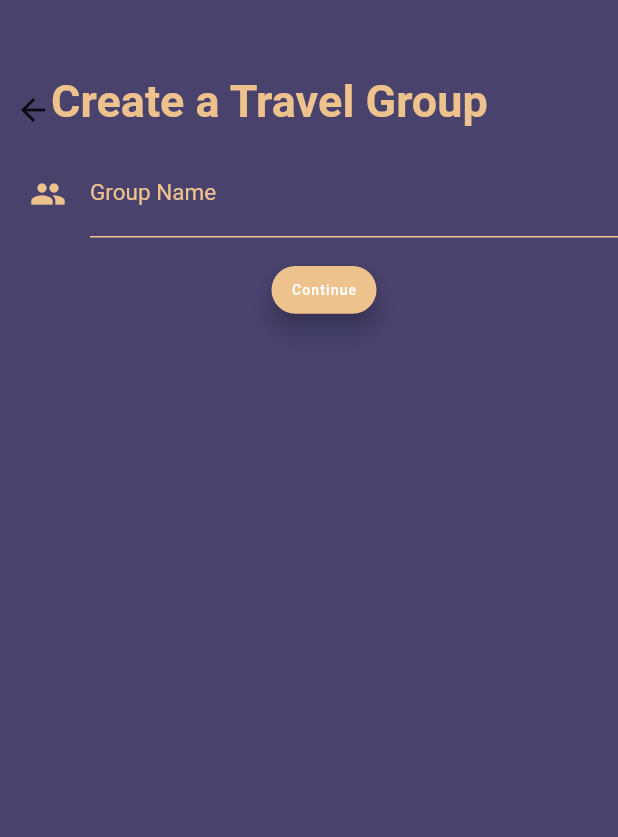
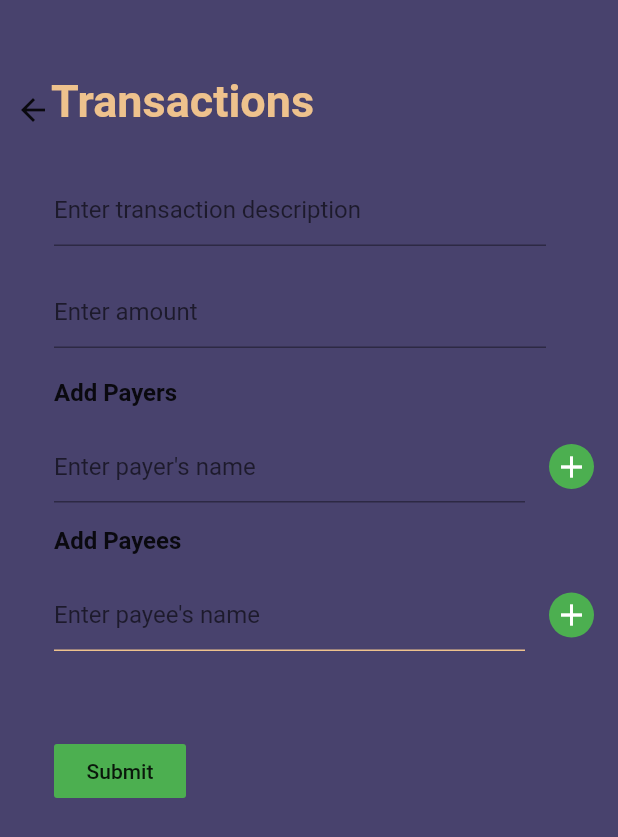
Before and after one commit to marcuspeh/Splitlux, a Flutter app: the screen it shows after launch, on a phone screen of 412 x 824 dp. Shown: the top 837 px of the screen. Run offline on Flutter 3.47's test engine with Material 2 defaults, Android fonts, the phone set to English and light mode, and no system bars; missing offline and left inert: dart:ffi.

Commit message:
Add partially functionaL GroupTransactionView

```diff
--- /dev/null
+++ b/frontend/lib/GroupTransactionView.dart
@@ -0,0 +1,331 @@
+import 'dart:ffi';
+
+import 'package:flutter/material.dart';
+import 'package:frontend/GroupView.dart';
+import 'package:frontend/constants.dart';
+
+class GroupTransactionView extends StatefulWidget {
+  @override
+  _GroupTransactionViewState createState() => _GroupTransactionViewState();
+}
+
+class _GroupTransactionViewState extends State<GroupTransactionView> {
+  final _formKey = GlobalKey<FormState>();
+  late TextEditingController _nameController;
+  late TextEditingController _amountController;
+  static List<String?> payerList = [null];
+  static List<String?> payeeList = [null];
+
+  @override
+  void initState() {
+    super.initState();
+    _nameController = TextEditingController();
+    _amountController = TextEditingController();
+  }
+
+  @override
+  void dispose() {
+    _nameController.dispose();
+    _amountController.dispose();
+    super.dispose();
+  }
+
+  @override
+  Widget build(BuildContext context) {
+    final Size size = MediaQuery.of(context).size;
+    return Scaffold(
+      backgroundColor: purple,
+      body: Stack(
+        children: [
+          Positioned(
+            top: 50,
+            left: 10,
+            child: transactionAndBack(),
+          ),
+          Container(
+            child: formContents(),
+            margin: EdgeInsets.fromLTRB(20, 100, 0, 0),
+          )
+        ],
+      ),
+    );
+  }
+
+  Widget transactionAndBack() {
+    return RichText(
+      text: TextSpan(
+        style: TextStyle(
+          color: orange,
+          fontWeight: FontWeight.bold,
+          fontSize: 30,
+        ),
+        children: [
+          WidgetSpan(
+              child: Container(
+            child: GestureDetector(
+                onTap: () => Navigator.of(context).push(
+                      MaterialPageRoute(
+                        builder: (_) => GroupView(),
+                      ),
+                    ),
+                child: Icon(Icons.arrow_back)),
+          )),
+          TextSpan(text: 'Transactions'),
+        ],
+      ),
+    );
+  }
+
+  Widget formContents() {
+    return ListView(children: [
+      Form(
+        key: _formKey,
+        child: Padding(
+          padding: const EdgeInsets.all(16.0),
+          child: Column(
+            crossAxisAlignment: CrossAxisAlignment.start,
+            children: [
+              // name textfield
+              Padding(
+                padding: const EdgeInsets.only(right: 32.0),
+                child: TextFormField(
+                  style: TextStyle(color: orange),
+                  controller: _nameController,
+                  decoration: InputDecoration(
+                      hintText: 'Enter transaction description'),
+                  validator: (v) {
+                    if (v!.trim().isEmpty) return 'Please enter something';
+                    return null;
+                  },
+                ),
+              ),
+              SizedBox(
+                height: 20,
+              ),
+              Padding(
+                padding: const EdgeInsets.only(right: 32.0),
+                child: TextFormField(
+                  style: TextStyle(color: orange),
+                  controller: _amountController,
+                  keyboardType: TextInputType.number,
+                  decoration: InputDecoration(hintText: 'Enter amount'),
+                  validator: (v) {
+                    if (v!.trim().isEmpty) return 'Please enter something';
+                    return null;
+                  },
+                ),
+              ),
+              SizedBox(
+                height: 20,
+              ),
+              Text(
+                'Add Payers',
+                style: TextStyle(fontWeight: FontWeight.w700, fontSize: 16),
+              ),
+              ..._getPayers(),
+              Text(
+                'Add Payees',
+                style: TextStyle(fontWeight: FontWeight.w700, fontSize: 16),
+              ),
+              ..._getPayees(),
+              SizedBox(
+                height: 40,
+              ),
+              FlatButton(
+                onPressed: () {
+                  if (_formKey.currentState!.validate()) {
+                    _formKey.currentState!.save();
+                  }
+                },
+                child: Text('Submit'),
+                color: Colors.green,
+              ),
+            ],
+          ),
+        ),
+      ),
+    ]);
+  }
+
+  /// get firends text-fields
+  List<Widget> _getPayers() {
+    List<Widget> payerTextFields = [];
+    for (int i = 0; i < payerList.length; i++) {
+      payerTextFields.add(Padding(
+        padding: const EdgeInsets.symmetric(vertical: 16.0),
+        child: Row(
+          children: [
+            Expanded(child: PayerTextFields(i)),
+            SizedBox(
+              width: 16,
+            ),
+            // we need add button at last payer row
+            _addRemovePayerButton(i == payerList.length - 1, i),
+          ],
+        ),
+      ));
+    }
+    return payerTextFields;
+  }
+
+  List<Widget> _getPayees() {
+    List<Widget> payeeTextFields = [];
+    for (int i = 0; i < payeeList.length; i++) {
+      payeeTextFields.add(Padding(
+        padding: const EdgeInsets.symmetric(vertical: 16.0),
+        child: Row(
+          children: [
+            Expanded(child: PayeeTextFields(i)),
+            SizedBox(
+              width: 16,
+            ),
+            // we need add button at last payer row
+            _addRemovePayeeButton(i == payeeList.length - 1, i),
+          ],
+        ),
+      ));
+    }
+    return payeeTextFields;
+  }
+
+  /// add / remove button
+  Widget _addRemovePayerButton(bool add, int index) {
+    return InkWell(
+      onTap: () {
+        if (add) {
+          // add new text-fields at the top of all payer textfields
+          payerList.insert(0, null);
+        } else
+          payerList.removeAt(index);
+        setState(() {});
+      },
+      child: Container(
+        width: 30,
+        height: 30,
+        decoration: BoxDecoration(
+          color: (add) ? Colors.green : Colors.red,
+          borderRadius: BorderRadius.circular(20),
+        ),
+        child: Icon(
+          (add) ? Icons.add : Icons.remove,
+          color: Colors.white,
+        ),
+      ),
+    );
+  }
+
+  Widget _addRemovePayeeButton(bool add, int index) {
+    return InkWell(
+      onTap: () {
+        if (add) {
+          // add new text-fields at the top of all payer textfields
+          payeeList.insert(0, null);
+        } else
+          payeeList.removeAt(index);
+        setState(() {});
+      },
+      child: Container(
+        width: 30,
+        height: 30,
+        decoration: BoxDecoration(
+          color: (add) ? Colors.green : Colors.red,
+          borderRadius: BorderRadius.circular(20),
+        ),
+        child: Icon(
+          (add) ? Icons.add : Icons.remove,
+          color: Colors.white,
+        ),
+      ),
+    );
+  }
+}
+
+class PayerTextFields extends StatefulWidget {
+  final int index;
+  PayerTextFields(this.index);
+  @override
+  _PayerTextFieldsState createState() => _PayerTextFieldsState();
+}
+
+class _PayerTextFieldsState extends State<PayerTextFields> {
+  late TextEditingController _nameController;
+
+  @override
+  void initState() {
+    super.initState();
+    _nameController = TextEditingController();
+  }
+
+  @override
+  void dispose() {
+    _nameController.dispose();
+    super.dispose();
+  }
+
+  @override
+  Widget build(BuildContext context) {
+    WidgetsBinding.instance?.addPostFrameCallback((timeStamp) {
+      _nameController.text =
+          _GroupTransactionViewState.payerList[widget.index] ?? '';
+    });
+
+    return TextFormField(
+      style: TextStyle(color: orange),
+      controller: _nameController,
+      onChanged: (v) => _GroupTransactionViewState.payerList[widget.index] = v,
+      decoration: InputDecoration(hintText: 'Enter payer\'s name'),
+      validator: (v) {
+        if (v!.trim().isEmpty) return 'Please enter something';
+        return null;
+      },
+    );
+  }
+}
+
+class PayeeTextFields extends StatefulWidget {
+  final int index;
+  PayeeTextFields(this.index);
+  @override
+  _PayeeTextFieldsState createState() => _PayeeTextFieldsState();
+}
+
+class _PayeeTextFieldsState extends State<PayeeTextFields> {
+  late TextEditingController _nameController;
+
+  @override
+  void initState() {
+    super.initState();
+    _nameController = TextEditingController();
+  }
+
+  @override
+  void dispose() {
+    _nameController.dispose();
+    super.dispose();
+  }
+
+  @override
+  Widget build(BuildContext context) {
+    WidgetsBinding.instance?.addPostFrameCallback((timeStamp) {
+      _nameController.text =
+          _GroupTransactionViewState.payeeList[widget.index] ?? '';
+    });
+
+    return TextFormField(
+      style: TextStyle(color: orange),
+      controller: _nameController,
+      onChanged: (v) => _GroupTransactionViewState.payeeList[widget.index] = v,
+      decoration: InputDecoration(
+          enabledBorder: UnderlineInputBorder(
+            borderSide: BorderSide(color: orange),
+          ),
+          focusedBorder:
+              UnderlineInputBorder(borderSide: BorderSide(color: orange)),
+          hintText: 'Enter payee\'s name'),
+      validator: (v) {
+        if (v!.trim().isEmpty) return 'Please enter something';
+        return null;
+      },
+    );
+  }
+}
--- a/frontend/lib/main.dart
+++ b/frontend/lib/main.dart
@@ -1,5 +1,6 @@
 import 'package:flutter/material.dart';
 import 'package:frontend/AddTravelGroup.dart';
+import 'package:frontend/GroupTransactionView.dart';
 
 void main() {
   runApp(const MyApp());
@@ -25,7 +26,7 @@ class MyApp extends StatelessWidget {
         // is not restarted.
         primarySwatch: Colors.blue,
       ),
-      home: AddTravelGroup(),
+      home: GroupTransactionView(),
     );
   }
 }
```
